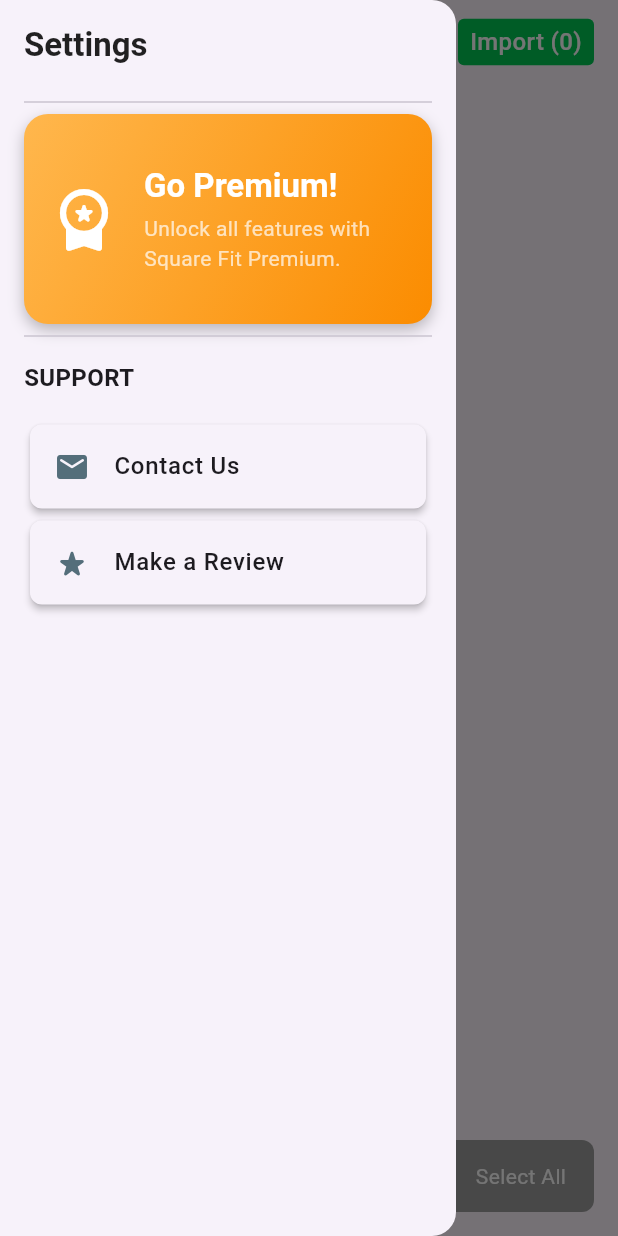
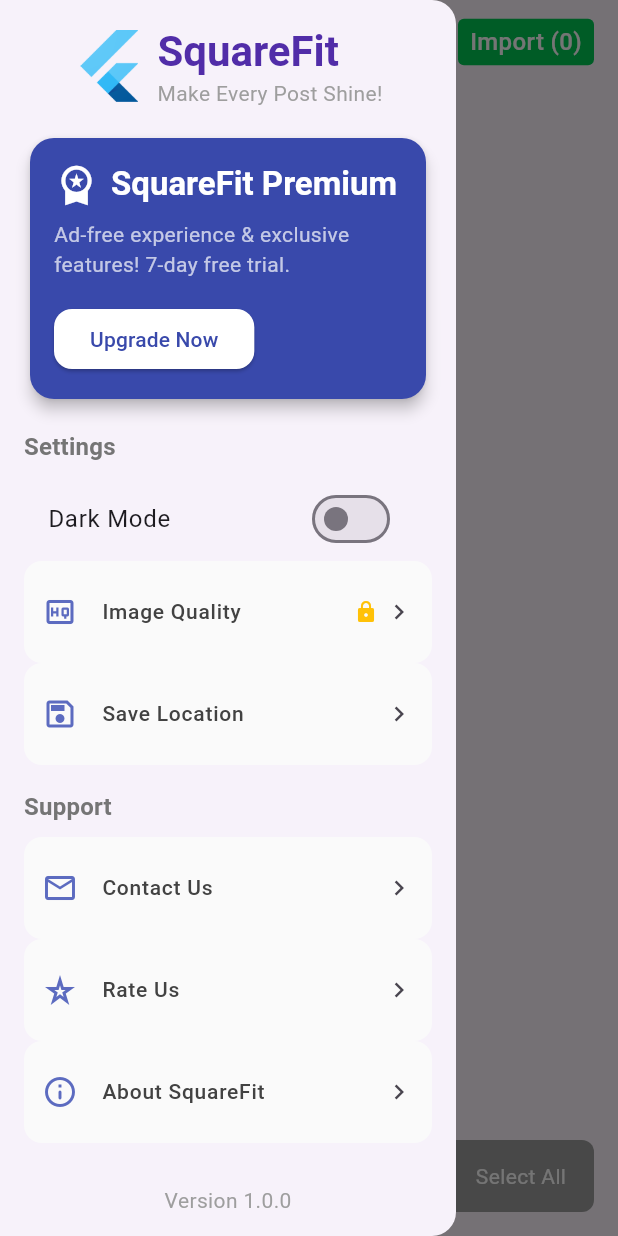
Before and after one commit to chamishkadilina/squarefit, a Flutter app: the screen it shows after launch, with the side drawer open, on a phone screen of 412 x 824 dp. Run offline on Flutter 3.47's test engine with Material 3 defaults, Android fonts, the phone set to English and light mode, and no system bars; our stand-ins replace permission_handler, transparent_image; missing offline and left inert: photo_manager, photo_manager_image_provider.

Commit message:
app ui polished

```diff
--- a/lib/ui/screens/editor_screen.dart
+++ b/lib/ui/screens/editor_screen.dart
@@ -6,7 +6,6 @@
 import 'package:squarefit/ui/components/editing_tools.dart';
 import 'package:squarefit/ui/components/editor_app_bar.dart';
 import 'package:squarefit/ui/components/image_list_row.dart';
-import 'package:squarefit/ui/components/select_all_images.dart';
 
 class EditorScreen extends StatefulWidget {
   final List<Media> selectedMedias;
@@ -60,8 +59,9 @@
               });
             },
           ),
+          SizedBox(height: 16),
           EditingTools(),
-          SelectAllImages(selectAll: selectAll),
+          Spacer(),
           ImageListRow(
             widget: widget,
             onImageTap: (Media media) {
@@ -70,6 +70,7 @@
               });
             },
           ),
+          SizedBox(height: 16),
         ],
       ),
     );
--- a/lib/ui/screens/setting_drawer.dart
+++ b/lib/ui/screens/setting_drawer.dart
@@ -6,15 +6,127 @@
   @override
   Widget build(BuildContext context) {
     return Drawer(
+      child: Center(
+        child: SingleChildScrollView(
+          child: ConstrainedBox(
+            constraints: const BoxConstraints(maxWidth: 400),
+            child: Padding(
+              padding: const EdgeInsets.symmetric(horizontal: 16.0),
+              child: Column(
+                children: const [
+                  SizedBox(height: 16),
+                  _DrawerHeader(),
+                  SizedBox(height: 16),
+                  _PremiumCard(),
+                  SizedBox(height: 8),
+                  _SettingsSection(),
+                  SizedBox(height: 8),
+                  _SupportSection(),
+                  SizedBox(height: 8),
+                  _Footer(),
+                ],
+              ),
+            ),
+          ),
+        ),
+      ),
+    );
+  }
+}
+
+class _DrawerHeader extends StatelessWidget {
+  const _DrawerHeader();
+
+  @override
+  Widget build(BuildContext context) {
+    return Row(
+      mainAxisAlignment: MainAxisAlignment.center,
+      crossAxisAlignment: CrossAxisAlignment.center,
+      children: [
+        Image.asset(
+          'assets/images/icon_flutter.png',
+          height: 48,
+          width: 48,
+        ),
+        const SizedBox(width: 8),
+        Column(
+          crossAxisAlignment: CrossAxisAlignment.start,
+          children: [
+            Text(
+              'SquareFit',
+              style: Theme.of(context).textTheme.headlineMedium?.copyWith(
+                    fontWeight: FontWeight.bold,
+                    color: Colors.deepPurple.shade700,
+                  ),
+            ),
+            Text(
+              'Make Every Post Shine!',
+              style: Theme.of(context).textTheme.bodyMedium?.copyWith(
+                    color: Colors.grey.shade500,
+                  ),
+            ),
+          ],
+        ),
+      ],
+    );
+  }
+}
+
+class _PremiumCard extends StatelessWidget {
+  const _PremiumCard();
+
+  @override
+  Widget build(BuildContext context) {
+    return Card(
+      color: Colors.indigo.shade600,
+      shape: RoundedRectangleBorder(
+        borderRadius: BorderRadius.circular(16),
+      ),
+      elevation: 4,
       child: Padding(
         padding: const EdgeInsets.all(16.0),
-        child: ListView(
-          children: const [
-            _DrawerTitle(),
-            Divider(),
-            _PremiumBanner(),
-            Divider(),
-            _SupportSection(),
+        child: Column(
+          crossAxisAlignment: CrossAxisAlignment.start,
+          children: [
+            Row(
+              children: [
+                Icon(Icons.workspace_premium, size: 30, color: Colors.white),
+                const SizedBox(width: 8),
+                Expanded(
+                  child: Text(
+                    'SquareFit Premium',
+                    style: Theme.of(context).textTheme.titleLarge?.copyWith(
+                          color: Colors.white,
+                          fontWeight: FontWeight.bold,
+                        ),
+                  ),
+                ),
+              ],
+            ),
+            const SizedBox(height: 8),
+            Text(
+              'Ad-free experience & exclusive features! 7-day free trial.',
+              style: Theme.of(context).textTheme.bodyMedium?.copyWith(
+                    color: Colors.white70,
+                  ),
+              textAlign: TextAlign.left,
+            ),
+            const SizedBox(height: 16),
+            ElevatedButton(
+              onPressed: () {
+                // Navigate to billing screen
+              },
+              style: ElevatedButton.styleFrom(
+                backgroundColor: Colors.white,
+                foregroundColor: Colors.indigo.shade600,
+                shape: RoundedRectangleBorder(
+                  borderRadius: BorderRadius.circular(12),
+                ),
+                padding:
+                    const EdgeInsets.symmetric(horizontal: 24, vertical: 8),
+              ),
+              child: const Text('Upgrade Now'),
+            ),
           ],
         ),
       ),
@@ -22,95 +134,6 @@
   }
 }
 
-// Drawer Title Widget
-class _DrawerTitle extends StatelessWidget {
-  const _DrawerTitle();
-
-  @override
-  Widget build(BuildContext context) {
-    return Padding(
-      padding: const EdgeInsets.only(bottom: 16.0),
-      child: Text(
-        'Settings',
-        style: Theme.of(context).textTheme.titleLarge?.copyWith(
-              fontWeight: FontWeight.bold,
-              fontSize: 22,
-              color: Colors.black87,
-            ),
-      ),
-    );
-  }
-}
-
-// Premium Banner Widget with improved UI
-class _PremiumBanner extends StatelessWidget {
-  const _PremiumBanner();
-
-  @override
-  Widget build(BuildContext context) {
-    return GestureDetector(
-      onTap: () {
-        // goto premium billing screen
-      },
-      child: Container(
-        height: 140,
-        decoration: BoxDecoration(
-          gradient: LinearGradient(
-            colors: [Colors.orange.shade300, Colors.orange.shade600],
-            begin: Alignment.topLeft,
-            end: Alignment.bottomRight,
-          ),
-          borderRadius: BorderRadius.circular(16),
-          boxShadow: [
-            BoxShadow(
-              color: Colors.black26,
-              blurRadius: 8,
-              offset: Offset(0, 4),
-            ),
-          ],
-        ),
-        child: Padding(
-          padding: const EdgeInsets.all(16.0),
-          child: Row(
-            children: [
-              Icon(
-                Icons.workspace_premium_rounded,
-                size: 48,
-                color: Colors.white,
-                semanticLabel: 'Premium Icon',
-              ),
-              const SizedBox(width: 16),
-              Expanded(
-                child: Column(
-                  crossAxisAlignment: CrossAxisAlignment.start,
-                  mainAxisAlignment: MainAxisAlignment.center,
-                  children: [
-                    Text(
-                      'Go Premium!',
-                      style: Theme.of(context).textTheme.titleLarge?.copyWith(
-                            color: Colors.white,
-                            fontWeight: FontWeight.bold,
-                          ),
-                    ),
-                    const SizedBox(height: 4),
-                    Text(
-                      'Unlock all features with Square Fit Premium.',
-                      style: Theme.of(context).textTheme.bodyMedium?.copyWith(
-                            color: Colors.white70,
-                          ),
-                    ),
-                  ],
-                ),
-              ),
-            ],
-          ),
-        ),
-      ),
-    );
-  }
-}
-
-// Support Section Widget
 class _SupportSection extends StatelessWidget {
   const _SupportSection();
 
@@ -119,29 +142,35 @@
     return Column(
       crossAxisAlignment: CrossAxisAlignment.start,
       children: [
-        const Padding(
-          padding: EdgeInsets.symmetric(vertical: 8.0),
+        Padding(
+          padding: const EdgeInsets.symmetric(vertical: 8.0),
           child: Text(
-            'SUPPORT',
-            style: TextStyle(
-              fontWeight: FontWeight.w600,
-              fontSize: 16,
+            'Support',
+            style: Theme.of(context).textTheme.titleMedium?.copyWith(
+                  color: Colors.grey.shade600,
+                  fontWeight: FontWeight.bold,
                 ),
           ),
         ),
-        const SizedBox(height: 8),
         _SupportTile(
-          icon: Icons.email_rounded,
+          icon: Icons.email_outlined,
           text: 'Contact Us',
           onTap: () {
             // Handle contact action
           },
         ),
         _SupportTile(
-          icon: Icons.star_rate_rounded,
-          text: 'Make a Review',
+          icon: Icons.star_rate_outlined,
+          text: 'Rate Us',
           onTap: () {
-            // Handle review action
+            // Handle rate action
+          },
+        ),
+        _SupportTile(
+          icon: Icons.info_outline_rounded,
+          text: 'About SquareFit',
+          onTap: () {
+            // Show app information
           },
         ),
       ],
@@ -149,7 +178,6 @@
   }
 }
 
-// Reusable Support Tile Widget with elevation
 class _SupportTile extends StatelessWidget {
   final IconData icon;
   final String text;
@@ -163,25 +191,137 @@
 
   @override
   Widget build(BuildContext context) {
-    return Card(
-      elevation: 2,
-      shape: RoundedRectangleBorder(
-        borderRadius: BorderRadius.circular(8),
-      ),
-      child: ListTile(
+    return ListTile(
       leading: Icon(
         icon,
-          color: Colors.blueGrey.shade600,
+        color: Colors.indigo.shade400,
+        size: 24,
       ),
       title: Text(
         text,
         style: TextStyle(
           fontWeight: FontWeight.w500,
-            fontSize: 16,
+          fontSize: 14,
+          color: Colors.grey.shade800,
         ),
       ),
       onTap: onTap,
+      shape: RoundedRectangleBorder(
+        borderRadius: BorderRadius.circular(12),
+      ),
+      tileColor: Colors.grey.shade50,
+      contentPadding: const EdgeInsets.symmetric(horizontal: 12, vertical: 6),
+      trailing: const Icon(Icons.chevron_right, size: 20),
+    );
+  }
+}
+
+class _SettingsSection extends StatelessWidget {
+  const _SettingsSection();
+
+  @override
+  Widget build(BuildContext context) {
+    return Column(
+      crossAxisAlignment: CrossAxisAlignment.start,
+      children: [
+        Padding(
+          padding: const EdgeInsets.symmetric(vertical: 8.0),
+          child: Text(
+            'Settings',
+            style: Theme.of(context).textTheme.titleMedium?.copyWith(
+                  color: Colors.grey.shade600,
+                  fontWeight: FontWeight.bold,
+                ),
+          ),
+        ),
+        SwitchListTile(
+          title: const Text('Dark Mode'),
+          value: Theme.of(context).brightness == Brightness.dark,
+          onChanged: (bool value) {
+            // Handle theme toggle
+          },
+        ),
+        _SettingTile(
+          icon: Icons.high_quality_outlined,
+          text: 'Image Quality',
+          onTap: () {
+            // Handle image quality settings
+          },
+          premiumIcon: Icons.lock,
+        ),
+        _SettingTile(
+          icon: Icons.save_outlined,
+          text: 'Save Location',
+          onTap: () {
+            // Handle save location settings
+          },
+        ),
+      ],
+    );
+  }
+}
+
+class _SettingTile extends StatelessWidget {
+  final String text;
+  final VoidCallback onTap;
+  final IconData? icon;
+  final IconData? premiumIcon;
+
+  const _SettingTile({
+    required this.text,
+    required this.onTap,
+    required this.icon,
+    this.premiumIcon,
+  });
+
+  @override
+  Widget build(BuildContext context) {
+    return ListTile(
+      leading: Icon(
+        icon,
+        color: Colors.indigo.shade400,
+        size: 24,
+      ),
+      title: Text(
+        text,
+        style: TextStyle(
+          fontWeight: FontWeight.w500,
+          fontSize: 14,
+          color: Colors.grey.shade800,
+        ),
+      ),
+      onTap: onTap,
+      shape: RoundedRectangleBorder(
+        borderRadius: BorderRadius.circular(12),
+      ),
+      tileColor: Colors.grey.shade50,
+      contentPadding: const EdgeInsets.symmetric(horizontal: 12, vertical: 6),
+      trailing: Row(
+        mainAxisSize: MainAxisSize.min,
+        children: [
+          if (premiumIcon != null)
+            Padding(
+              padding: const EdgeInsets.only(right: 4.0),
+              child: Icon(premiumIcon, size: 16, color: Colors.amber),
+            ),
+          const Icon(Icons.chevron_right, size: 20),
+        ],
       ),
     );
   }
 }
+
+class _Footer extends StatelessWidget {
+  const _Footer();
+
+  @override
+  Widget build(BuildContext context) {
+    return Column(
+      children: [
+        const SizedBox(height: 20),
+        const Text('Version 1.0.0', style: TextStyle(color: Colors.grey)),
+        const SizedBox(height: 20),
+      ],
+    );
+  }
+}
--- a/pubspec.yaml
+++ b/pubspec.yaml
@@ -21,6 +21,5 @@
 
 flutter:
   uses-material-design: true
-  # assets:
-  #   - images/a_dot_burr.jpeg
-  #   - images/a_dot_ham.jpeg
+  assets:
+    - assets/images/
```
Also changed, not shown: lib/services/image_saver.dart (+16 -19 lines), lib/ui/components/editing_tools.dart (+70 -21 lines), lib/ui/components/import_button.dart (+5 -5 lines), lib/ui/components/select_all_images.dart (deleted, +0 -58 lines), lib/ui/components/show_custom_snackbar.dart (added, +21 -0 lines), assets/images/icon_flutter.png (added). Lines whose indentation alone changed are shown as unchanged.
